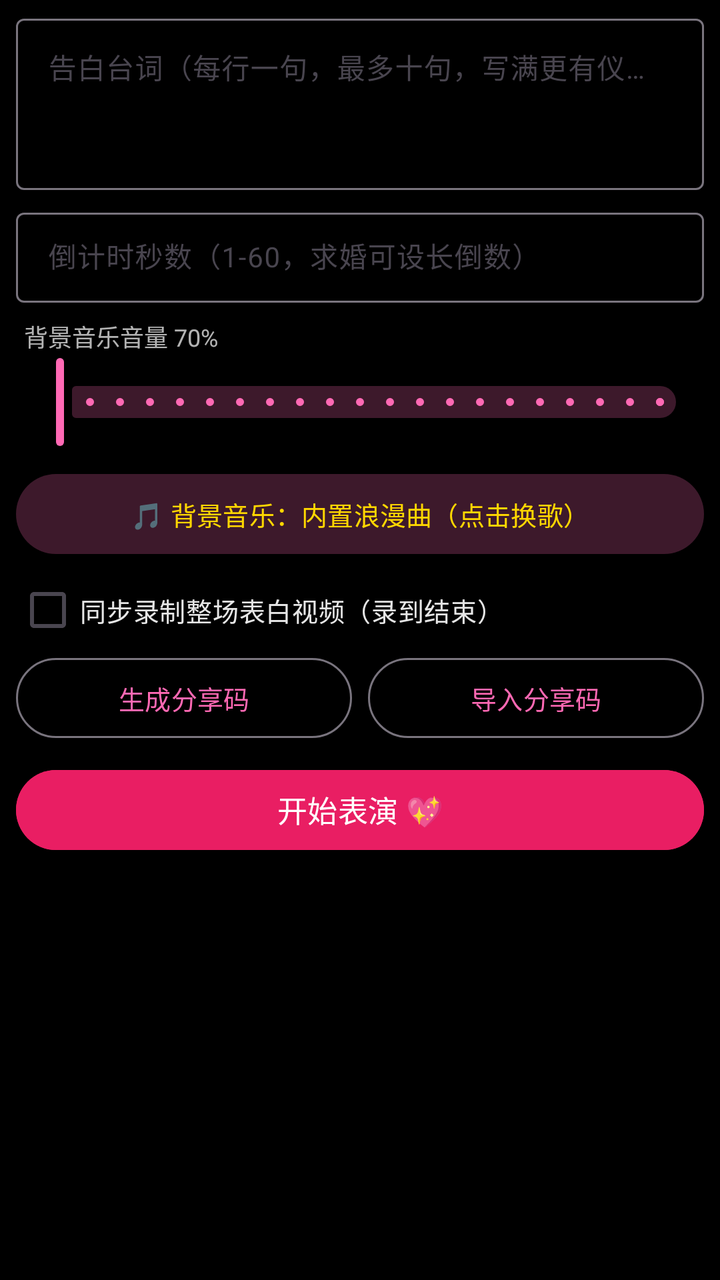
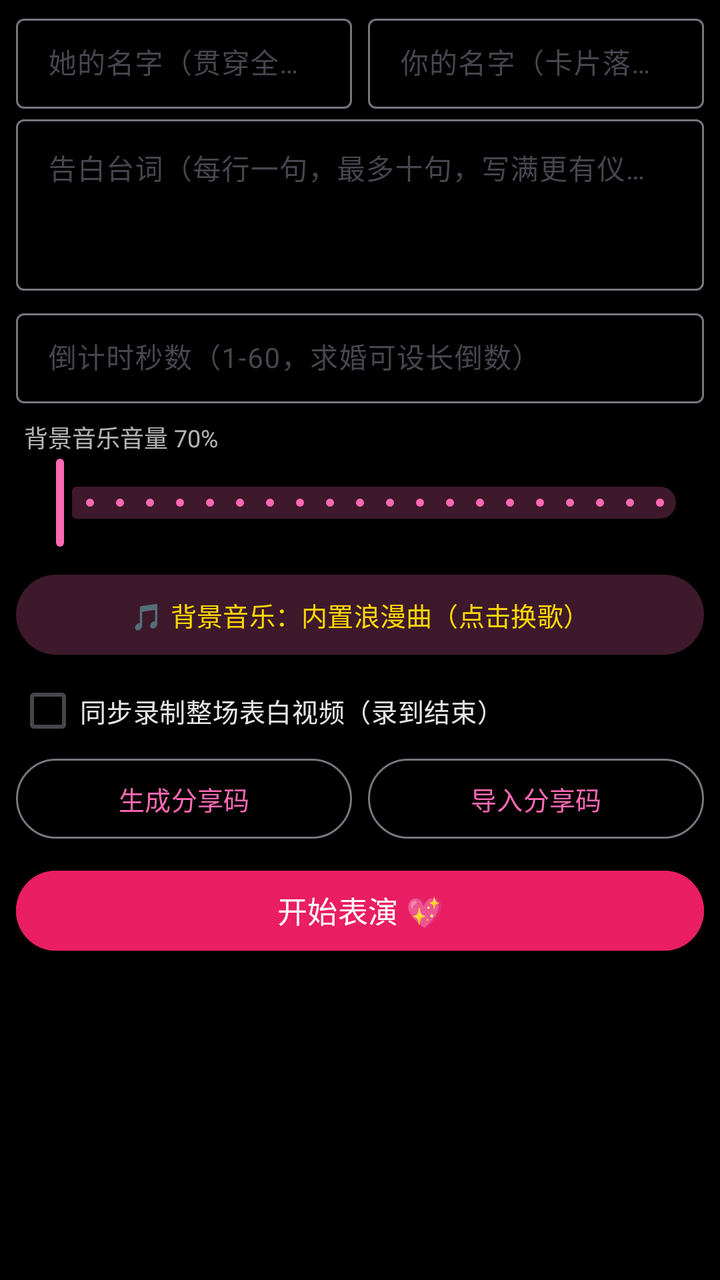

Screens rendered from an Android XML layout before and after an edit, with the pre-edit source and the edit as a unified diff.
<!-- AndroidManifest.xml: application theme Theme.Electronic -->
<!-- res/layout/dialog_romantic_settings.xml -->
<?xml version="1.0" encoding="utf-8"?>
<ScrollView xmlns:android="http://schemas.android.com/apk/res/android"
    xmlns:app="http://schemas.android.com/apk/res-auto"
    android:layout_width="match_parent"
    android:layout_height="wrap_content"
    android:maxHeight="440dp"
    android:scrollbars="none">

    <LinearLayout
        android:layout_width="match_parent"
        android:layout_height="wrap_content"
        android:orientation="vertical"
        android:paddingHorizontal="8dp"
        android:paddingVertical="4dp">

        <com.google.android.material.textfield.TextInputLayout
            android:id="@+id/til_lines"
            style="@style/Widget.Material3.TextInputLayout.OutlinedBox"
            android:layout_width="match_parent"
            android:layout_height="wrap_content"
            android:hint="告白台词（每行一句，最多十句，写满更有仪式感）">

            <com.google.android.material.textfield.TextInputEditText
                android:id="@+id/et_lines"
                android:layout_width="match_parent"
                android:layout_height="wrap_content"
                android:gravity="top"
                android:inputType="textMultiLine"
                android:maxLines="6"
                android:minLines="3"
                android:textColor="#FFFFFF"
                android:textSize="14sp" />
        </com.google.android.material.textfield.TextInputLayout>

        <com.google.android.material.textfield.TextInputLayout
            android:id="@+id/til_seconds"
            style="@style/Widget.Material3.TextInputLayout.OutlinedBox.Dense"
            android:layout_width="match_parent"
            android:layout_height="wrap_content"
            android:layout_marginTop="6dp"
            android:hint="倒计时秒数（1-60，求婚可设长倒数）">

            <com.google.android.material.textfield.TextInputEditText
                android:id="@+id/et_seconds"
                android:layout_width="match_parent"
                android:layout_height="wrap_content"
                android:inputType="number"
                android:textColor="#FFFFFF"
                android:textSize="14sp" />
        </com.google.android.material.textfield.TextInputLayout>

        <TextView
            android:id="@+id/tv_volume_label"
            android:layout_width="match_parent"
            android:layout_height="wrap_content"
            android:layout_marginTop="8dp"
            android:paddingStart="4dp"
            android:text="背景音乐音量 70%"
            android:textColor="#B3FFFFFF"
            android:textSize="12sp" />

        <com.google.android.material.slider.Slider
            android:id="@+id/slider_volume"
            android:layout_width="match_parent"
            android:layout_height="wrap_content"
            android:stepSize="5"
            android:valueFrom="0"
            android:valueTo="100"
            app:labelBehavior="gone" />

        <com.google.android.material.button.MaterialButton
            android:id="@+id/btn_pick_bgm"
            style="@style/Widget.Material3.Button.TonalButton"
            android:layout_width="match_parent"
            android:layout_height="wrap_content"
            android:layout_marginTop="8dp"
            android:text="🎵 背景音乐：内置浪漫曲（点击换歌）"
            android:textSize="13sp" />

        <com.google.android.material.checkbox.MaterialCheckBox
            android:id="@+id/cb_record_full"
            android:layout_width="match_parent"
            android:layout_height="wrap_content"
            android:layout_marginTop="4dp"
            android:minHeight="40dp"
            android:text="同步录制整场表白视频（录到结束）"
            android:textColor="#E6FFFFFF"
            android:textSize="13sp" />

        <LinearLayout
            android:layout_width="match_parent"
            android:layout_height="wrap_content"
            android:orientation="horizontal">

            <com.google.android.material.button.MaterialButton
                android:id="@+id/btn_gen_code"
                style="@style/Widget.Material3.Button.OutlinedButton"
                android:layout_width="0dp"
                android:layout_height="wrap_content"
                android:layout_weight="1"
                android:text="生成分享码"
                android:textSize="13sp" />

            <com.google.android.material.button.MaterialButton
                android:id="@+id/btn_import_code"
                style="@style/Widget.Material3.Button.OutlinedButton"
                android:layout_width="0dp"
                android:layout_height="wrap_content"
                android:layout_marginStart="8dp"
                android:layout_weight="1"
                android:text="导入分享码"
                android:textSize="13sp" />
        </LinearLayout>

        <com.google.android.material.button.MaterialButton
            android:id="@+id/btn_start"
            android:layout_width="match_parent"
            android:layout_height="wrap_content"
            android:layout_marginTop="8dp"
            android:backgroundTint="#FFE91E63"
            android:text="开始表演 💖"
            android:textSize="15sp"
            app:cornerRadius="24dp" />

    </LinearLayout>
</ScrollView>
<!-- resources referenced by this layout -->
<resources>
  <style name="Theme.Electronic" parent="Base.Theme.Electronic" />
  <style name="Base.Theme.Electronic" parent="Theme.Material3.DayNight.NoActionBar">
          
          <item name="android:windowBackground">@android:color/black</item>
          
          <item name="colorPrimary">#FFFF69B4</item>
          <item name="colorOnPrimary">#FFFFFFFF</item>
          <item name="colorSecondaryContainer">#3DFF69B4</item>
          <item name="colorOnSecondaryContainer">#FFFFD700</item>
          
          
      </style>
</resources>

<!-- the commit's change to res/layout/dialog_romantic_settings.xml (unified diff, before → after) -->
@@ -12,6 +12,49 @@
         android:orientation="vertical"
         android:paddingHorizontal="8dp"
         android:paddingVertical="4dp">
+
+        <LinearLayout
+            android:layout_width="match_parent"
+            android:layout_height="wrap_content"
+            android:orientation="horizontal">
+
+            <com.google.android.material.textfield.TextInputLayout
+                android:id="@+id/til_her_name"
+                style="@style/Widget.Material3.TextInputLayout.OutlinedBox.Dense"
+                android:layout_width="0dp"
+                android:layout_height="wrap_content"
+                android:layout_weight="1"
+                android:hint="她的名字（贯穿全场）">
+
+                <com.google.android.material.textfield.TextInputEditText
+                    android:id="@+id/et_her_name"
+                    android:layout_width="match_parent"
+                    android:layout_height="wrap_content"
+                    android:inputType="text"
+                    android:maxLines="1"
+                    android:textColor="#FFFFFF"
+                    android:textSize="14sp" />
+            </com.google.android.material.textfield.TextInputLayout>
+
+            <com.google.android.material.textfield.TextInputLayout
+                android:id="@+id/til_my_name"
+                style="@style/Widget.Material3.TextInputLayout.OutlinedBox.Dense"
+                android:layout_width="0dp"
+                android:layout_height="wrap_content"
+                android:layout_marginStart="8dp"
+                android:layout_weight="1"
+                android:hint="你的名字（卡片落款）">
+
+                <com.google.android.material.textfield.TextInputEditText
+                    android:id="@+id/et_my_name"
+                    android:layout_width="match_parent"
+                    android:layout_height="wrap_content"
+                    android:inputType="text"
+                    android:maxLines="1"
+                    android:textColor="#FFFFFF"
+                    android:textSize="14sp" />
+            </com.google.android.material.textfield.TextInputLayout>
+        </LinearLayout>
 
         <com.google.android.material.textfield.TextInputLayout
             android:id="@+id/til_lines"
